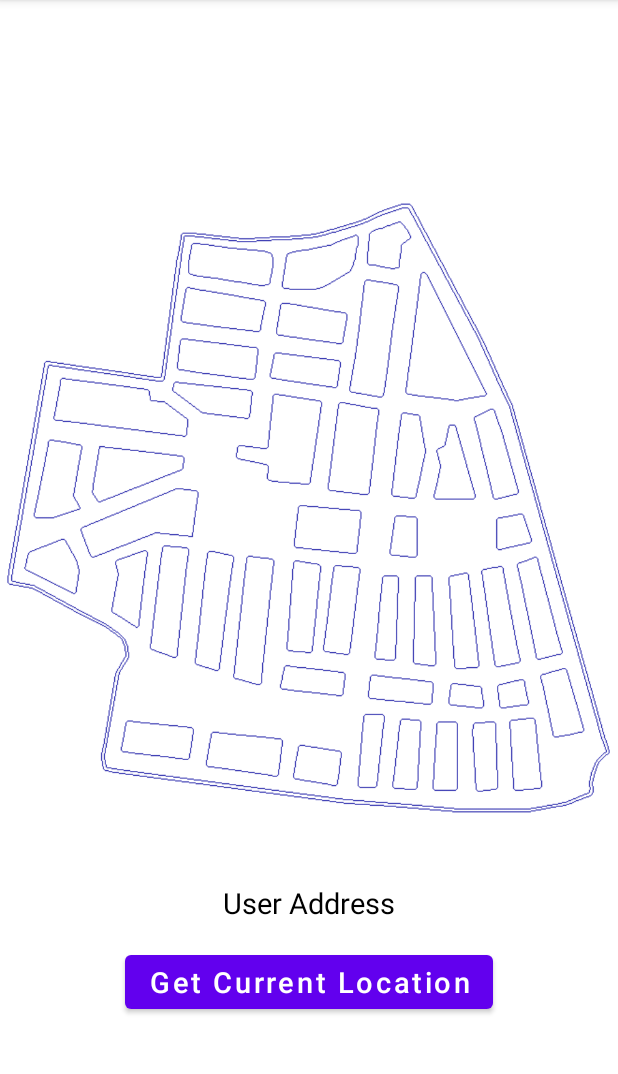
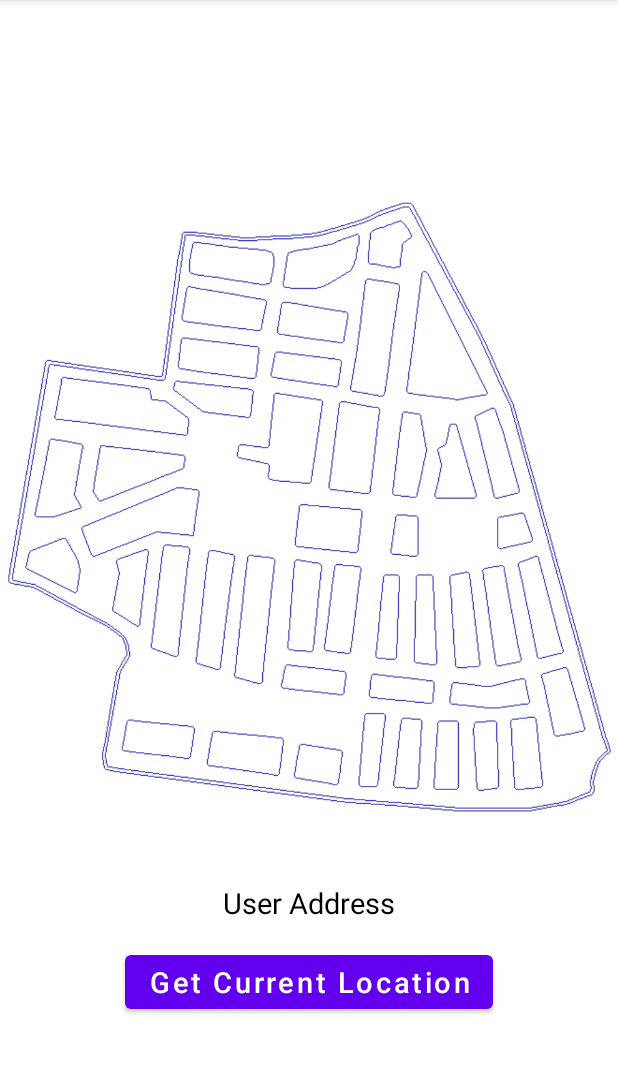
Before and after one commit to marnikdenouden/PacManApp, an Android app: the screen it shows after launch (MainActivity), on a phone screen of 412 x 824 dp, the part 84-1158 px from its top. Run offline under Robolectric (Android 15) with nearby library versions, the phone set to English and light mode, and no system bars.

Commit message:
Updated map
Merged two buildings that do not actually have a street in between.

```diff
--- a/app/src/main/res/layout/map.xml
+++ b/app/src/main/res/layout/map.xml
@@ -14,7 +14,7 @@
         app:layout_constraintEnd_toEndOf="parent"
         app:layout_constraintStart_toStartOf="parent"
         app:layout_constraintTop_toTopOf="parent"
-        app:srcCompat="@drawable/map_v1" />
+        app:srcCompat="@drawable/map" />
 
     <RelativeLayout
         android:id="@+id/markers"
```
Also changed, not shown: app/src/main/res/drawable/map.png (added), app/src/main/res/drawable/map_v1.png (deleted).
